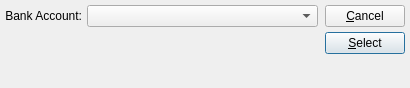
This is guiclient/selectBankAccount.ui in Pegasus-RPG/xtuple-client as Qt 5 draws it before an edit. The edited form follows.
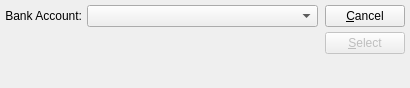
This is the edited form. Custom widgets are drawn as their Qt base class.

Commit message: Issue #29996: Button behaviour on Select Bank Account ui

The edit to the form file:
```diff
--- a/guiclient/selectBankAccount.ui
+++ b/guiclient/selectBankAccount.ui
@@ -117,6 +117,9 @@
          <property name="default">
           <bool>true</bool>
          </property>
+         <property name="enabled">
+          <bool>false</bool>
+         </property>
         </widget>
        </item>
       </layout>
```
Left out of the diff: 19 changed lines with no effect on the pictures.
